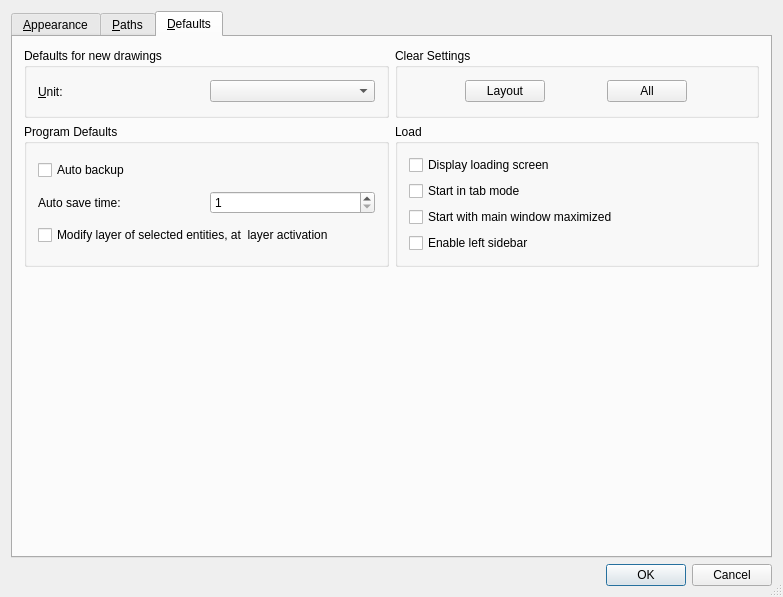
Before: the Qt Designer form librecad/src/ui/forms/qg_dlgoptionsgeneral.ui in LibreCAD/LibreCAD, drawn with Qt 5.
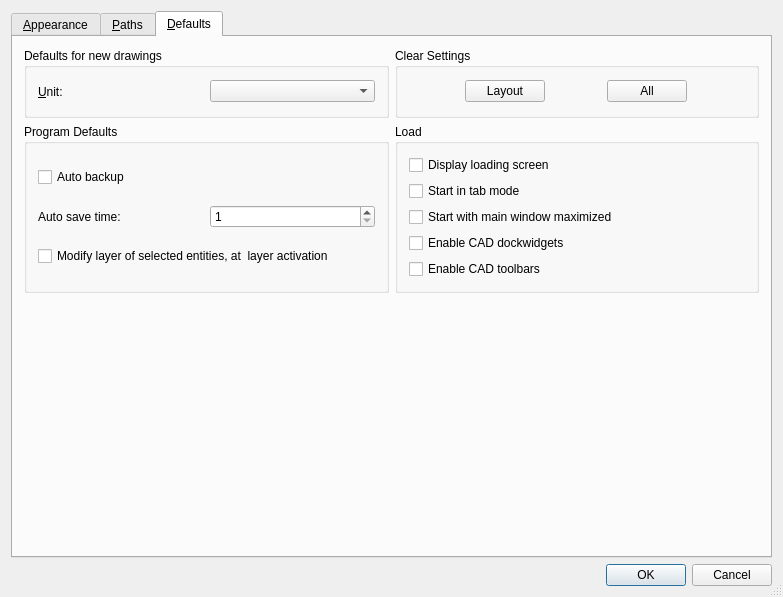
After: the same form once the commit is applied. Icons and pictures are not drawn.

Commit message: added option to disable CAD toolbars; issue #646

What changed in the file:
```diff
--- a/librecad/src/ui/forms/qg_dlgoptionsgeneral.ui
+++ b/librecad/src/ui/forms/qg_dlgoptionsgeneral.ui
@@ -1727,7 +1727,14 @@
           <item>
            <widget class="QCheckBox" name="left_sidebar_checkbox">
             <property name="text">
-             <string>Enable left sidebar</string>
+             <string>Enable CAD dockwidgets</string>
+            </property>
+           </widget>
+          </item>
+          <item>
+           <widget class="QCheckBox" name="cad_toolbars_checkbox">
+            <property name="text">
+             <string>Enable CAD toolbars</string>
             </property>
            </widget>
           </item>
```
The commit also changes 4 other files.
